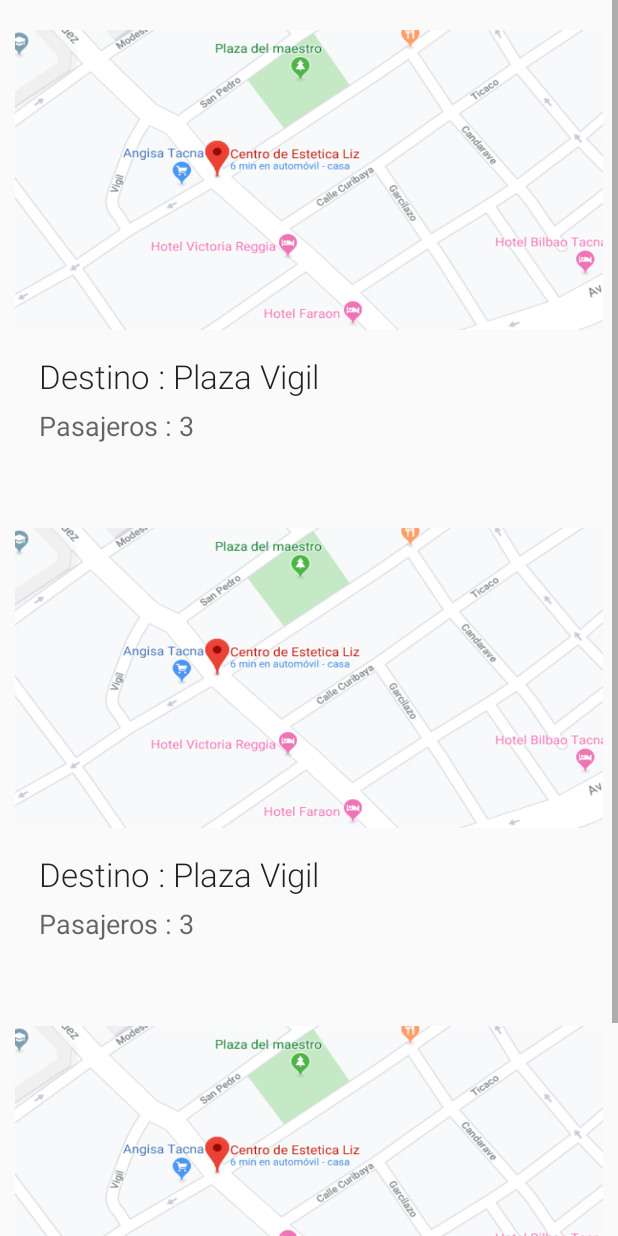
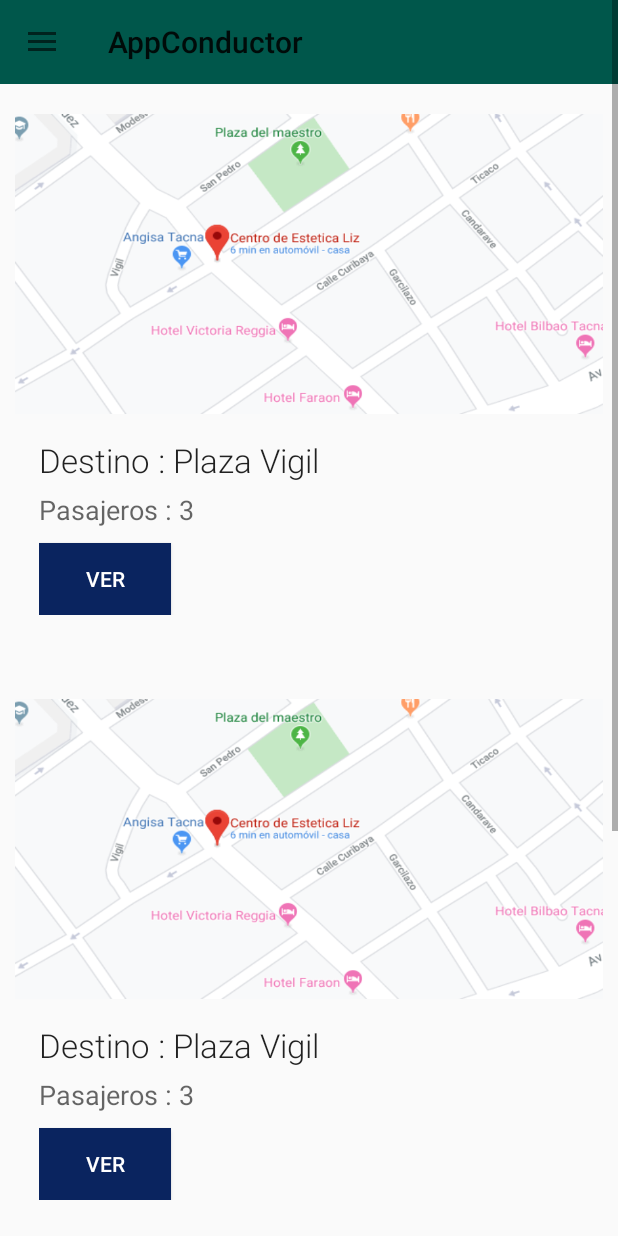
Before and after one commit to anggonzales/ProyectoSolucionesMoviles, an Android app: the Solicitud screen opened directly, with no data from a screen before it, on a phone screen of 412 x 824 dp. Run offline under Robolectric (Android 15) with nearby library versions, the phone set to English and light mode, and no system bars.

Commit message:
Añadiendo Detalle Solicitud y DrawerLayout

```diff
--- a/AppConductor/app/src/main/AndroidManifest.xml
+++ b/AppConductor/app/src/main/AndroidManifest.xml
@@ -9,7 +9,8 @@
         android:roundIcon="@mipmap/ic_launcher_round"
         android:supportsRtl="true"
         android:theme="@style/AppTheme">
-        <activity android:name=".EnMarcha"></activity>
+        <activity android:name=".DetalleSolicitud"></activity>
+        <activity android:name=".EnMarcha" />
         <activity android:name=".Solicitud" />
         <activity android:name=".SignUp" />
         <activity android:name=".BottomNav" />
--- /dev/null
+++ b/AppConductor/app/src/main/java/com/example/appconductor/LlamadoSolicitud.java
@@ -0,0 +1,6 @@
+package com.example.appconductor;
+
+import androidx.fragment.app.Fragment;
+
+public class LlamadoSolicitud  extends Fragment {
+}
--- a/AppConductor/app/src/main/java/com/example/appconductor/Login.java
+++ b/AppConductor/app/src/main/java/com/example/appconductor/Login.java
@@ -33,7 +33,7 @@ public class Login extends AppCompatActivity {
             @Override
             public void onClick(View view) {
                 Toast.makeText(Login.this, "Bienvendio Usuario:", Toast.LENGTH_SHORT).show();
-                startActivity(new Intent(Login.this, BottomNav.class));
+                startActivity(new Intent(Login.this, Solicitud.class));
                 //Aquí codigo
             }
         });
--- a/AppConductor/app/src/main/java/com/example/appconductor/Solicitud.java
+++ b/AppConductor/app/src/main/java/com/example/appconductor/Solicitud.java
@@ -1,14 +1,64 @@
 package com.example.appconductor;
 
+import androidx.appcompat.app.ActionBarDrawerToggle;
 import androidx.appcompat.app.AppCompatActivity;
+import androidx.appcompat.widget.Toolbar;
+import androidx.core.view.GravityCompat;
+import androidx.drawerlayout.widget.DrawerLayout;
 
+import android.content.Intent;
+import android.icu.text.IDNA;
 import android.os.Bundle;
+import android.view.MenuItem;
+import android.view.View;
 
-public class Solicitud extends AppCompatActivity {
+import com.google.android.material.navigation.NavigationView;
+
+public class Solicitud extends AppCompatActivity implements NavigationView.OnNavigationItemSelectedListener {
 
     @Override
     protected void onCreate(Bundle savedInstanceState) {
         super.onCreate(savedInstanceState);
-        setContentView(R.layout.activity_solicitud);
+        setContentView(R.layout.drawerlayout);
+        Toolbar toolbar = (Toolbar) findViewById(R.id.toolbar);
+        setSupportActionBar(toolbar);
+        // Navigation Drawer
+        DrawerLayout drawer = (DrawerLayout) findViewById(
+                R.id.drawer_layout);
+        ActionBarDrawerToggle toggle = new ActionBarDrawerToggle(this,
+                drawer, toolbar, R.string.drawer_open, R.string.drawer_close);
+        drawer.addDrawerListener(toggle);
+        toggle.syncState();
+        NavigationView navigationView = (NavigationView) findViewById(
+                R.id.nav_view);
+        navigationView.setNavigationItemSelectedListener(this);
     }
+
+    public void VeUsuarios(View view) {
+        startActivity(new Intent(this, DetalleSolicitud.class));
+    }
+
+    @Override
+    public boolean onNavigationItemSelected(MenuItem item) {
+        switch (item.getItemId()) {
+            /*case R.id.nav_salir:
+                finish();
+                break;*/
+            case R.id.activity_solicitudes:
+                startActivity(new Intent(this, Solicitud.class));
+                break;
+
+            case R.id.activity_enmarcha:
+                startActivity(new Intent(this, EnMarcha.class));
+                break;
+            default:
+                break;
+        }
+        DrawerLayout drawer = (DrawerLayout) findViewById(
+                R.id.drawer_layout);
+        drawer.closeDrawer(GravityCompat.START);
+        return true;
+    }
+
+
 }
--- a/AppConductor/app/src/main/res/layout/activity_solicitud.xml
+++ b/AppConductor/app/src/main/res/layout/activity_solicitud.xml
@@ -9,14 +9,29 @@
         android:layout_width="match_parent"
         android:layout_height="match_parent"
         android:gravity="center"
+        android:orientation="vertical">
+
+        <androidx.appcompat.widget.Toolbar
+            android:id="@+id/toolbar"
+            android:layout_width="match_parent"
+            android:layout_height="wrap_content"
+            android:background="@color/colorPrimaryDark"
+            android:minHeight="?attr/actionBarSize"
+            tools:ignore="MissingConstraints" />
+
+
+        <LinearLayout
+            android:layout_width="match_parent"
+            android:layout_height="match_parent"
             android:layout_marginHorizontal="10dp"
+            android:gravity="center"
             android:orientation="vertical">
 
             <LinearLayout
                 android:layout_width="match_parent"
                 android:layout_height="wrap_content"
-            android:orientation="vertical"
-            android:layout_marginVertical="20dp">
+                android:layout_marginVertical="20dp"
+                android:orientation="vertical">
 
                 <ImageView
                     android:id="@+id/idimagen1"
@@ -34,8 +49,8 @@
                         android:id="@+id/id_11"
                         android:layout_width="match_parent"
                         android:layout_height="wrap_content"
+                        android:fontFamily="sans-serif-light"
                         android:maxLines="2"
-                    android:fontFamily="sans-serif-light"
                         android:text="Destino : Plaza Vigil"
                         android:textAppearance="@style/TextAppearance.AppCompat.Large" />
 
@@ -47,14 +62,24 @@
                         android:maxLines="2"
                         android:text="Pasajeros : 3"
                         android:textAppearance="@style/TextAppearance.AppCompat.Medium" />
+
+                    <Button
+                        android:layout_width="wrap_content"
+                        android:layout_height="wrap_content"
+                        android:layout_marginTop="10dp"
+                        android:background="#0A245F"
+                        android:onClick="VeUsuarios"
+                        android:text="Ver"
+                        android:textColor="@color/white" />
+
                 </LinearLayout>
             </LinearLayout>
 
             <LinearLayout
                 android:layout_width="match_parent"
                 android:layout_height="wrap_content"
-            android:orientation="vertical"
-            android:layout_marginVertical="20dp">
+                android:layout_marginVertical="20dp"
+                android:orientation="vertical">
 
                 <ImageView
                     android:id="@+id/idimagen2"
@@ -72,8 +97,8 @@
                         android:id="@+id/id_12"
                         android:layout_width="match_parent"
                         android:layout_height="wrap_content"
+                        android:fontFamily="sans-serif-light"
                         android:maxLines="2"
-                    android:fontFamily="sans-serif-light"
                         android:text="Destino : Plaza Vigil"
                         android:textAppearance="@style/TextAppearance.AppCompat.Large" />
 
@@ -85,14 +110,23 @@
                         android:maxLines="2"
                         android:text="Pasajeros : 3"
                         android:textAppearance="@style/TextAppearance.AppCompat.Medium" />
+
+                    <Button
+                        android:layout_width="wrap_content"
+                        android:layout_height="wrap_content"
+                        android:layout_marginTop="10dp"
+                        android:background="#0A245F"
+                        android:onClick="VeUsuarios"
+                        android:text="Ver"
+                        android:textColor="@color/white" />
                 </LinearLayout>
             </LinearLayout>
 
             <LinearLayout
                 android:layout_width="match_parent"
                 android:layout_height="wrap_content"
-            android:orientation="vertical"
-            android:layout_marginVertical="20dp">
+                android:layout_marginVertical="20dp"
+                android:orientation="vertical">
 
                 <ImageView
                     android:id="@+id/idimagen3"
@@ -110,8 +144,8 @@
                         android:id="@+id/id_13"
                         android:layout_width="match_parent"
                         android:layout_height="wrap_content"
+                        android:fontFamily="sans-serif-light"
                         android:maxLines="2"
-                    android:fontFamily="sans-serif-light"
                         android:text="Destino : Plaza Vigil"
                         android:textAppearance="@style/TextAppearance.AppCompat.Large" />
 
@@ -123,6 +157,16 @@
                         android:maxLines="2"
                         android:text="Pasajeros : 4"
                         android:textAppearance="@style/TextAppearance.AppCompat.Medium" />
+
+                    <Button
+                        android:layout_width="wrap_content"
+                        android:layout_height="wrap_content"
+                        android:layout_marginTop="10dp"
+                        android:background="#0A245F"
+                        android:onClick="VeUsuarios"
+                        android:text="Ver"
+                        android:textColor="@color/white" />
+                </LinearLayout>
             </LinearLayout>
         </LinearLayout>
     </LinearLayout>
--- /dev/null
+++ b/AppConductor/app/src/main/res/layout/drawerlayout.xml
@@ -0,0 +1,23 @@
+<androidx.drawerlayout.widget.DrawerLayout
+    xmlns:android="http://schemas.android.com/apk/res/android"
+    xmlns:app="http://schemas.android.com/apk/res-auto"
+    android:id="@+id/drawer_layout"
+    android:layout_width="match_parent"
+    android:layout_height="match_parent"
+    android:fitsSystemWindows="true">
+
+    <include
+        layout="@layout/activity_solicitud"
+        android:layout_width="match_parent"
+        android:layout_height="match_parent"/>
+
+    <com.google.android.material.navigation.NavigationView
+        android:id="@+id/nav_view"
+        android:layout_width="wrap_content"
+        android:layout_height="match_parent"
+        android:layout_gravity="start"
+        android:fitsSystemWindows="true"
+        app:headerLayout="@layout/header_conductor"
+        app:menu="@menu/navigator" />
+
+</androidx.drawerlayout.widget.DrawerLayout>
--- /dev/null
+++ b/AppConductor/app/src/main/res/menu/navigator.xml
@@ -0,0 +1,20 @@
+<menu xmlns:android="http://schemas.android.com/apk/res/android">
+    <group android:checkableBehavior="single">
+        <item
+            android:title="Solicitudes"
+            android:id="@+id/activity_solicitudes"
+            android:orderInCategory="2"
+            android:icon="@mipmap/solictiud"
+            />
+        <item android:title="En Marcha"
+            android:id="@+id/activity_enmarcha"
+            android:orderInCategory="2"
+            android:icon="@mipmap/en_marcha"
+            />
+        <item android:title="Info"
+            android:id="@+id/activity_info"
+            android:orderInCategory="2"
+            android:icon="@mipmap/acerca"
+            />
+    </group>
+</menu>
--- a/AppConductor/app/src/main/res/values/strings.xml
+++ b/AppConductor/app/src/main/res/values/strings.xml
@@ -3,5 +3,9 @@
     <string name="title_solicitud">Solicitudes</string>
     <string name="title_concluida">En marcha</string>
     <string name="title_info">Info</string>
+    <string-array name="milista">
 
+    </string-array>
+    <string name="drawer_open">abierto</string>
+    <string name="drawer_close">cerrando</string>
 </resources>
--- a/AppConductor/app/src/main/res/values/styles.xml
+++ b/AppConductor/app/src/main/res/values/styles.xml
@@ -2,6 +2,8 @@
 
     <!-- Base application theme. -->
     <style name="AppTheme" parent="Theme.AppCompat.Light.NoActionBar">
+        <!--<style name="AppTheme" parent="Theme.MaterialComponents.Light.DarkActionBar">-->
+    <!--<style name="AppTheme" parent="Theme.MaterialComponents.Light.NoActionBar">-->
         <!-- Customize your theme here. -->
         <item name="colorPrimary">@color/colorPrimary</item>
         <item name="colorPrimaryDark">@color/colorPrimaryDark</item>
```
Also changed, not shown: AppConductor/app/src/main/java/com/example/appconductor/BottomNav.java (+4 -4 lines), AppConductor/app/src/main/java/com/example/appconductor/DetalleSolicitud.java (added, +14 -0 lines), AppConductor/app/src/main/java/com/example/appconductor/EnMarcha.java (+5 -5 lines), AppConductor/app/src/main/java/com/example/appconductor/LlamandoSolicitud.java (deleted, +0 -16 lines), AppConductor/app/src/main/res/layout/activity_detalle_solicitud.xml (added, +215 -0 lines), AppConductor/app/src/main/res/layout/header_conductor.xml (added, +25 -0 lines), AppConductor/app/src/main/res/drawable/usuario.png (added), AppConductor/app/src/main/res/mipmap-hdpi/ic_stat_supervised_user_circle.png (added). Lines whose indentation alone changed are shown as unchanged.
